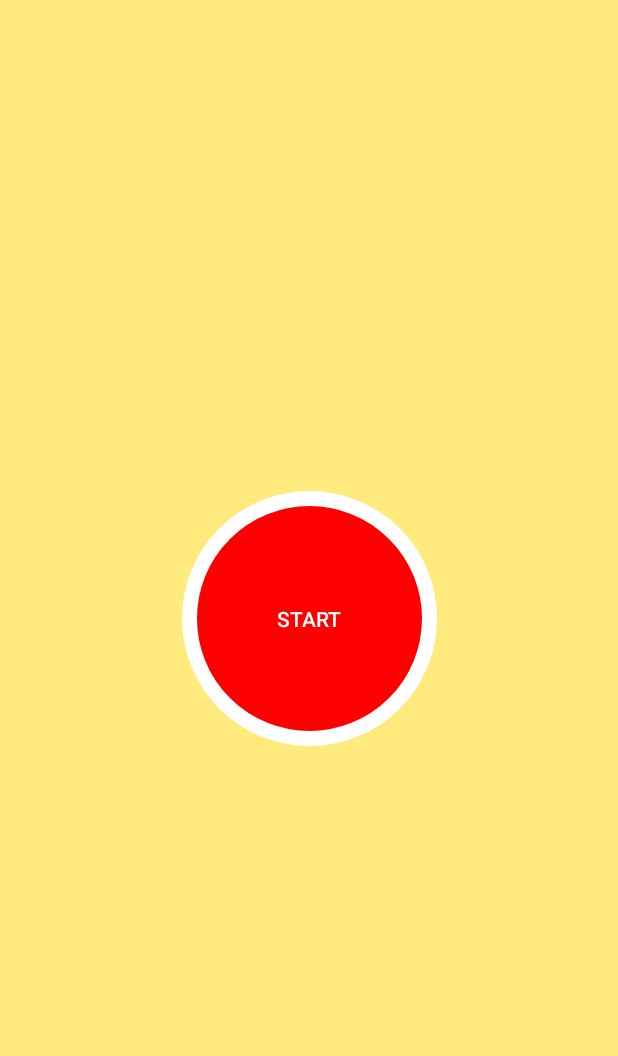
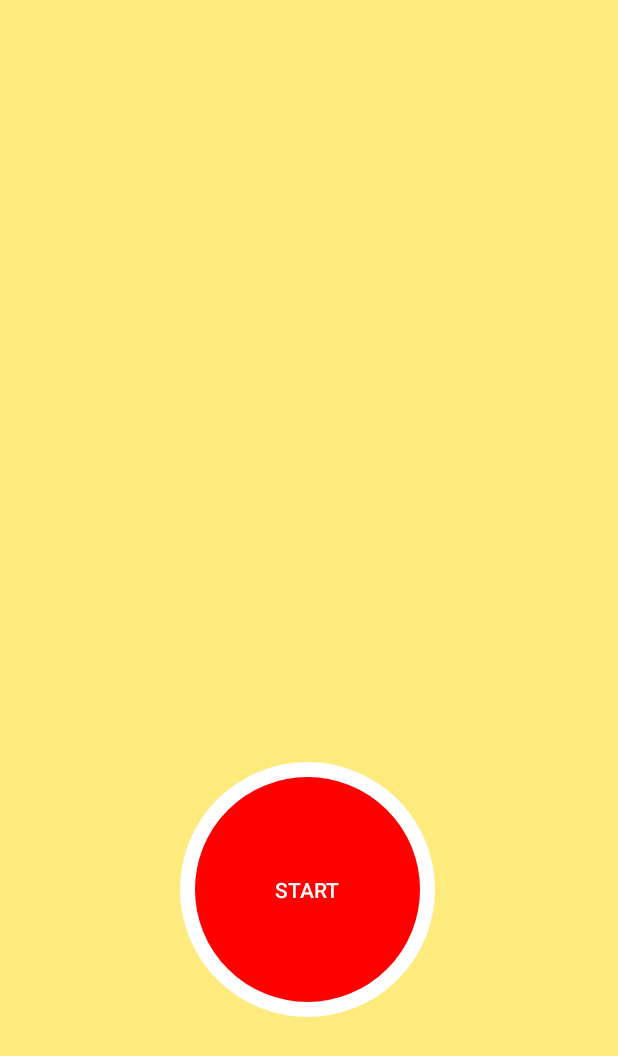
Before and after one commit to JangWoojun/Click_Game, an Android app: the layout activity_main.xml on its own in the app's theme, with its tools: preview values and no code run, on a phone screen of 412 x 824 dp. Shown: the top 1056 px of the screen. Run offline under Robolectric (Android 15) with nearby library versions, the phone set to English and light mode, and no system bars; Roboto replaces fonts that are not available here.

Commit message:
디자인 변경

```diff
--- a/app/src/main/res/layout/activity_main.xml
+++ b/app/src/main/res/layout/activity_main.xml
@@ -17,7 +17,8 @@
     android:text="Start"
     app:layout_constraintBottom_toBottomOf="parent"
     app:layout_constraintEnd_toEndOf="parent"
+    app:layout_constraintHorizontal_bias="0.497"
     app:layout_constraintStart_toStartOf="parent"
-        app:layout_constraintTop_toTopOf="parent" />
-
+    app:layout_constraintTop_toTopOf="parent"
+    app:layout_constraintVertical_bias="0.777" />
 </androidx.constraintlayout.widget.ConstraintLayout>
```
Lines whose indentation alone changed are shown as unchanged.
